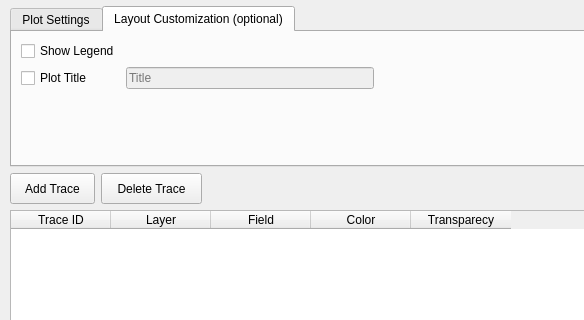
Before: the Qt Designer form ui/Histogram.ui in lucacasagrande/DataPlot, drawn with Qt 5; both pictures show x 0 to 584 and y 0 to 320 of the 763 by 501 pixel window.
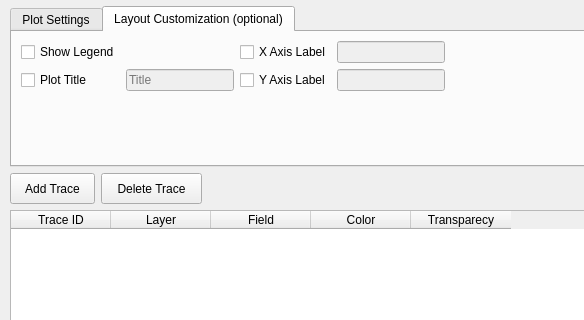
After: the same form once the commit is applied. The open tabs and pages were chosen to show the change. Icons and pictures are not drawn. Custom widgets are drawn as their Qt base class.

Commit message: Title, X and Y label for axis added

```diff
--- a/ui/Histogram.ui
+++ b/ui/Histogram.ui
@@ -240,6 +240,26 @@
      </item>
      <item row="0" column="0">
       <layout class="QGridLayout" name="gridLayout_4">
+       <item row="1" column="0">
+        <widget class="QCheckBox" name="titleCheck">
+         <property name="text">
+          <string>Plot Title</string>
+         </property>
+         <property name="checkable">
+          <bool>true</bool>
+         </property>
+         <property name="checked">
+          <bool>false</bool>
+         </property>
+        </widget>
+       </item>
+       <item row="0" column="2">
+        <widget class="QCheckBox" name="xAxisCheck">
+         <property name="text">
+          <string>X Axis Label</string>
+         </property>
+        </widget>
+       </item>
        <item row="1" column="1">
         <widget class="QLineEdit" name="pltTitle">
          <property name="enabled">
@@ -263,15 +283,23 @@
          </property>
         </widget>
        </item>
-       <item row="1" column="0">
-        <widget class="QCheckBox" name="titleCheck">
+       <item row="1" column="2">
+        <widget class="QCheckBox" name="yAxisCheck">
          <property name="text">
-          <string>Plot Title</string>
+          <string>Y Axis Label</string>
          </property>
-         <property name="checkable">
-          <bool>true</bool>
+        </widget>
+       </item>
+       <item row="0" column="3">
+        <widget class="QLineEdit" name="xAxisText">
+         <property name="enabled">
+          <bool>false</bool>
          </property>
-         <property name="checked">
+        </widget>
+       </item>
+       <item row="1" column="3">
+        <widget class="QLineEdit" name="yAxisText">
+         <property name="enabled">
           <bool>false</bool>
          </property>
         </widget>
```
Left out of the diff: 32 changed lines with no effect on the pictures. The commit also changes 7 other files.
